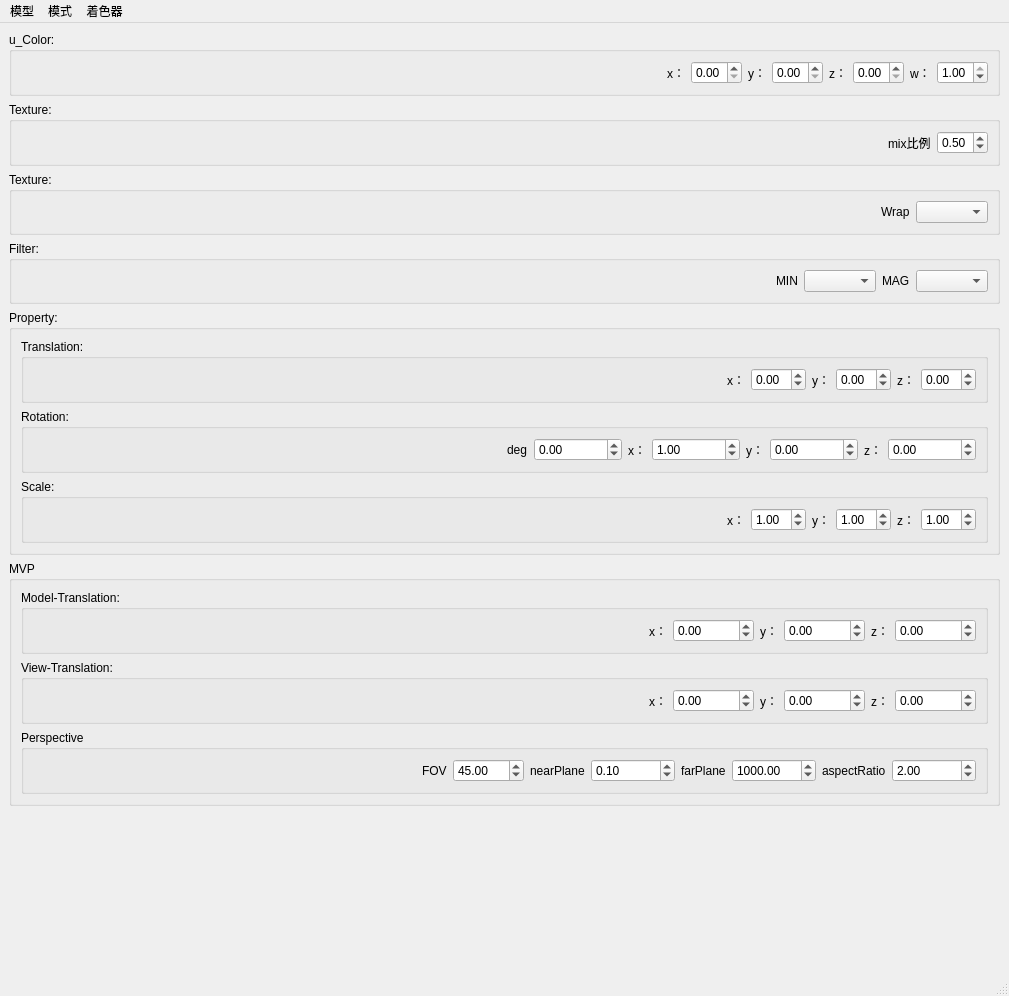
Before: the Qt Designer form mainwindow.ui in WeiMuYang/rendering-tool, drawn with Qt 5.
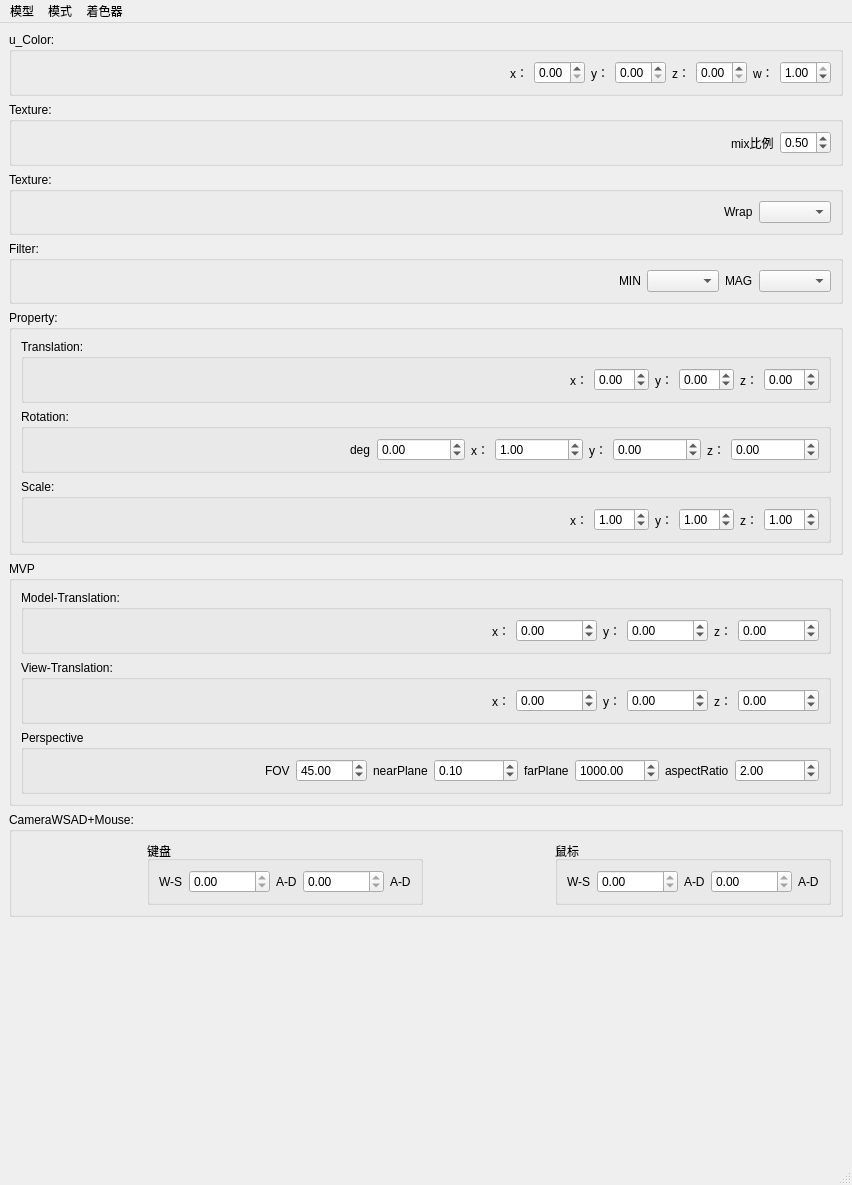
After: the same form once the commit is applied. Custom widgets are drawn as their Qt base class.

Commit message: fixed: 添加键盘和鼠标对镜头的控制

```diff
--- a/mainwindow.ui
+++ b/mainwindow.ui
@@ -6,8 +6,8 @@
    <rect>
     <x>0</x>
     <y>0</y>
-    <width>1009</width>
-    <height>996</height>
+    <width>852</width>
+    <height>1185</height>
    </rect>
   </property>
   <property name="windowTitle">
@@ -896,6 +896,211 @@
       </layout>
      </widget>
     </item>
+    <item>
+     <widget class="QGroupBox" name="cameraWSADMouseBox">
+      <property name="minimumSize">
+       <size>
+        <width>0</width>
+        <height>50</height>
+       </size>
+      </property>
+      <property name="title">
+       <string>CameraWSAD+Mouse:</string>
+      </property>
+      <layout class="QHBoxLayout" name="horizontalLayout_17">
+       <item>
+        <layout class="QHBoxLayout" name="horizontalLayout_7">
+         <item>
+          <spacer name="horizontalSpacer_15">
+           <property name="orientation">
+            <enum>Qt::Horizontal</enum>
+           </property>
+           <property name="sizeHint" stdset="0">
+            <size>
+             <width>40</width>
+             <height>20</height>
+            </size>
+           </property>
+          </spacer>
+         </item>
+         <item>
+          <widget class="QGroupBox" name="cameraWSADMouseBox_2">
+           <property name="minimumSize">
+            <size>
+             <width>0</width>
+             <height>50</height>
+            </size>
+           </property>
+           <property name="title">
+            <string>键盘</string>
+           </property>
+           <layout class="QHBoxLayout" name="horizontalLayout_18">
+            <item>
+             <widget class="QLabel" name="label_44">
+              <property name="text">
+               <string>W-S</string>
+              </property>
+             </widget>
+            </item>
+            <item>
+             <widget class="QDoubleSpinBox" name="cameraWS_SpinBox_4">
+              <property name="enabled">
+               <bool>true</bool>
+              </property>
+              <property name="readOnly">
+               <bool>true</bool>
+              </property>
+              <property name="minimum">
+               <double>-10000.000000000000000</double>
+              </property>
+              <property name="maximum">
+               <double>1000.000000000000000</double>
+              </property>
+              <property name="singleStep">
+               <double>1.000000000000000</double>
+              </property>
+              <property name="value">
+               <double>0.000000000000000</double>
+              </property>
+             </widget>
+            </item>
+            <item>
+             <widget class="QLabel" name="label_45">
+              <property name="text">
+               <string>A-D</string>
+              </property>
+             </widget>
+            </item>
+            <item>
+             <widget class="QDoubleSpinBox" name="cameraAD_SpinBox_4">
+              <property name="enabled">
+               <bool>true</bool>
+              </property>
+              <property name="readOnly">
+               <bool>true</bool>
+              </property>
+              <property name="minimum">
+               <double>-10000.000000000000000</double>
+              </property>
+              <property name="maximum">
+               <double>1000.000000000000000</double>
+              </property>
+              <property name="singleStep">
+               <double>1.000000000000000</double>
+              </property>
+              <property name="value">
+               <double>0.000000000000000</double>
+              </property>
+             </widget>
+            </item>
+            <item>
+             <widget class="QLabel" name="label_47">
+              <property name="text">
+               <string>A-D</string>
+              </property>
+             </widget>
+            </item>
+           </layout>
+          </widget>
+         </item>
+         <item>
+          <spacer name="horizontalSpacer_16">
+           <property name="orientation">
+            <enum>Qt::Horizontal</enum>
+           </property>
+           <property name="sizeHint" stdset="0">
+            <size>
+             <width>40</width>
+             <height>20</height>
+            </size>
+           </property>
+          </spacer>
+         </item>
+         <item>
+          <widget class="QGroupBox" name="cameraWSADMouseBox_3">
+           <property name="minimumSize">
+            <size>
+             <width>0</width>
+             <height>50</height>
+            </size>
+           </property>
+           <property name="title">
+            <string>鼠标</string>
+           </property>
+           <layout class="QHBoxLayout" name="horizontalLayout_19">
+            <item>
+             <widget class="QLabel" name="label_46">
+              <property name="text">
+               <string>W-S</string>
+              </property>
+             </widget>
+            </item>
+            <item>
+             <widget class="QDoubleSpinBox" name="cameraWS_SpinBox_5">
+              <property name="enabled">
+               <bool>true</bool>
+              </property>
+              <property name="readOnly">
+               <bool>true</bool>
+              </property>
+              <property name="minimum">
+               <double>-10000.000000000000000</double>
+              </property>
+              <property name="maximum">
+               <double>1000.000000000000000</double>
+              </property>
+              <property name="singleStep">
+               <double>1.000000000000000</double>
+              </property>
+              <property name="value">
+               <double>0.000000000000000</double>
+              </property>
+             </widget>
+            </item>
+            <item>
+             <widget class="QLabel" name="label_48">
+              <property name="text">
+               <string>A-D</string>
+              </property>
+             </widget>
+            </item>
+            <item>
+             <widget class="QDoubleSpinBox" name="cameraAD_SpinBox_5">
+              <property name="enabled">
+               <bool>true</bool>
+              </property>
+              <property name="readOnly">
+               <bool>true</bool>
+              </property>
+              <property name="minimum">
+               <double>-10000.000000000000000</double>
+              </property>
+              <property name="maximum">
+               <double>1000.000000000000000</double>
+              </property>
+              <property name="singleStep">
+               <double>1.000000000000000</double>
+              </property>
+              <property name="value">
+               <double>0.000000000000000</double>
+              </property>
+             </widget>
+            </item>
+            <item>
+             <widget class="QLabel" name="label_49">
+              <property name="text">
+               <string>A-D</string>
+              </property>
+             </widget>
+            </item>
+           </layout>
+          </widget>
+         </item>
+        </layout>
+       </item>
+      </layout>
+     </widget>
+    </item>
     <item>
      <widget class="Preview" name="PreviewWgt" native="true">
       <property name="sizePolicy">
@@ -913,7 +1118,7 @@
     <rect>
      <x>0</x>
      <y>0</y>
-     <width>1009</width>
+     <width>852</width>
      <height>21</height>
     </rect>
    </property>
```
Left out of the diff: 13 changed lines with no effect on the pictures. The commit also changes 7 other files.
